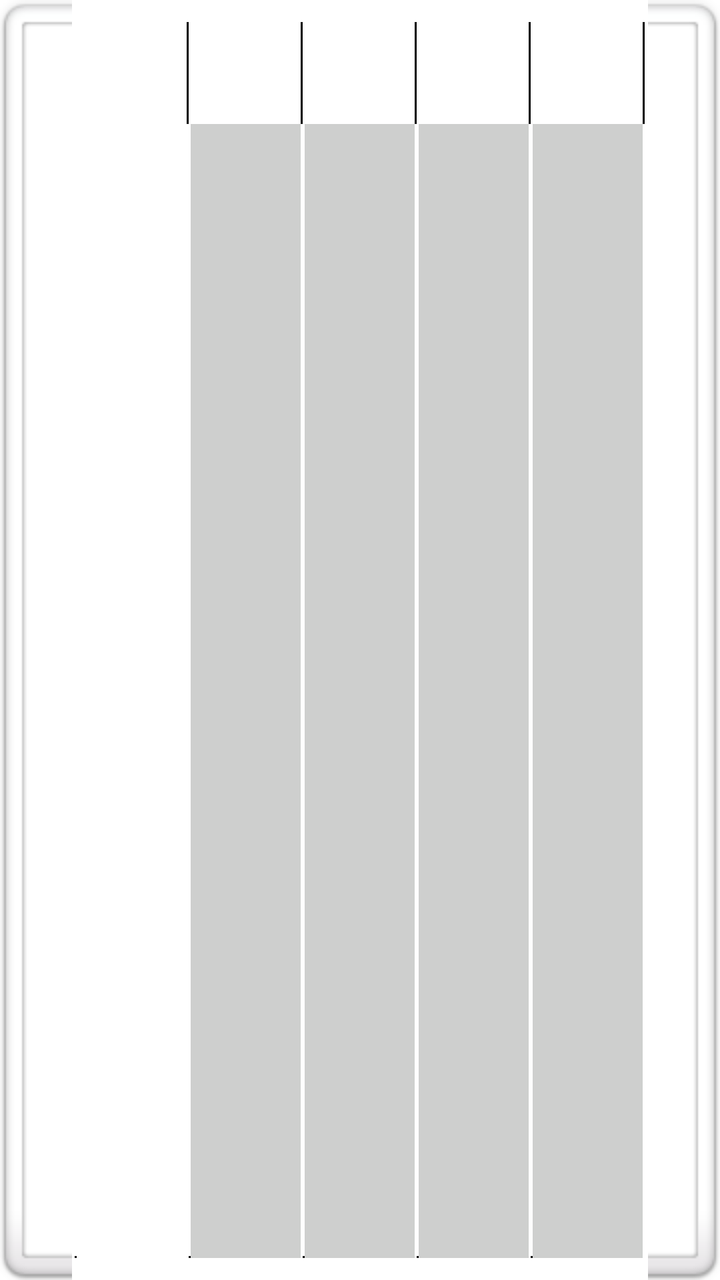
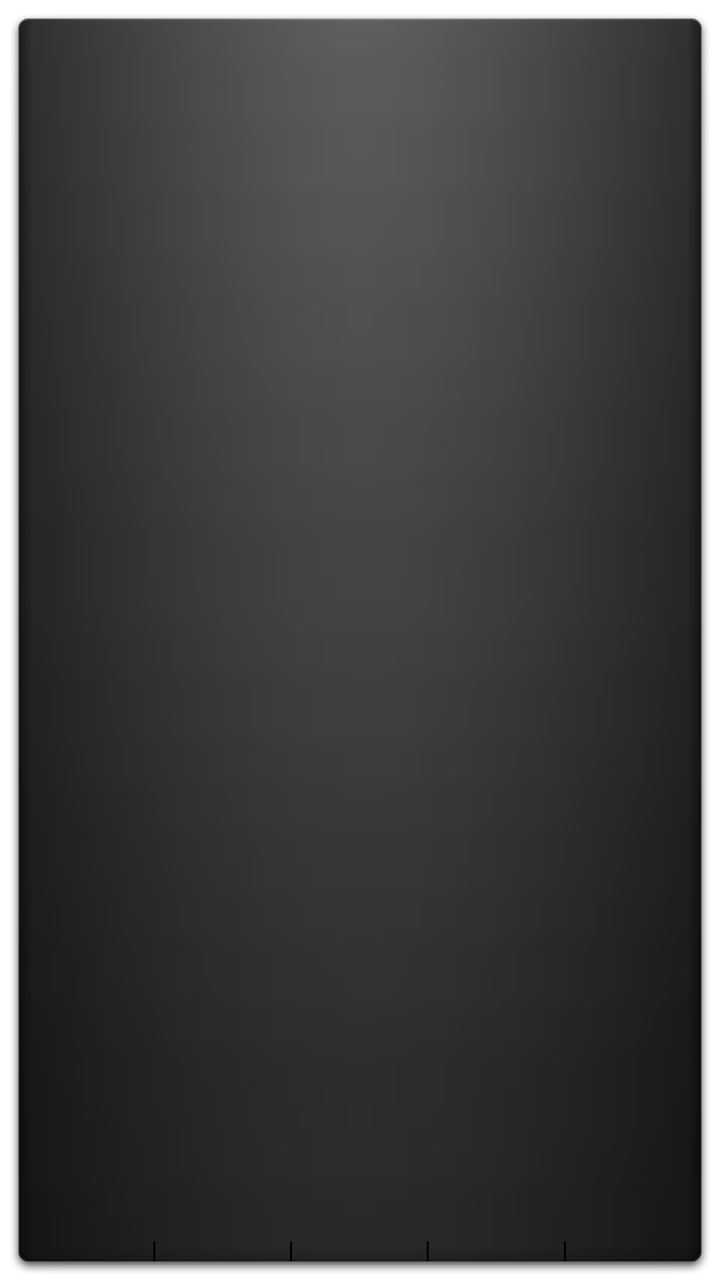

Two renders of the same Android screen: before a commit and after it. Below are the layout's source before the change and the commit's diff.
<!-- AndroidManifest.xml: fallback theme Theme.MaterialComponents.DayNight.NoActionBar -->
<!-- res/layout/widget.xml -->
<?xml version="1.0" encoding="utf-8"?>
    <LinearLayout xmlns:android="http://schemas.android.com/apk/res/android"
        android:id="@+id/main"
        android:layout_width="@dimen/appwidget_width"
        android:layout_height="@dimen/appwidget_height"
        android:gravity="center"
        android:background="@drawable/appwidget_bg" >

        <ImageButton
            android:id="@+id/btn_wifi"
            android:layout_width="57dip"
            android:layout_height="fill_parent"
            android:background="@drawable/appwidget_outer"
            android:layout_gravity="center_horizontal"
        />

        <ImageButton
            android:id="@+id/btn_bluetooth"
            android:layout_width="57dip"
            android:layout_height="fill_parent"
            android:background="@drawable/appwidget_inner"
            android:layout_gravity="center_horizontal"
        />

        <ImageButton
            android:id="@+id/btn_gps"
            android:layout_width="57dip"
            android:layout_height="fill_parent"
            android:background="@drawable/appwidget_inner"
            android:layout_gravity="center_horizontal"
        />

        <ImageButton
            android:id="@+id/btn_sync"
            android:layout_width="57dip"
            android:layout_height="fill_parent"
            android:background="@drawable/appwidget_inner"
            android:layout_gravity="center_horizontal"
        />

        <ImageButton
            android:id="@+id/btn_brightness"
            android:layout_width="57dip"
            android:layout_height="fill_parent"
            android:background="@drawable/appwidget_inner"
            android:layout_gravity="center_horizontal"
        />

    </LinearLayout>
<!-- resources referenced by this layout -->
<resources>
  <dimen name="appwidget_height">80dip</dimen>
  <dimen name="appwidget_width">311dip</dimen>
  <!-- drawable appwidget_bg: png bitmap (drawable, 1885 bytes) -->
  <!-- drawable appwidget_inner (drawable) -->
  <?xml version="1.0" encoding="utf-8"?>
  <selector xmlns:android="http://schemas.android.com/apk/res/android">
  
      <item android:state_window_focused="false" android:state_enabled="true"
          android:drawable="@drawable/appwidget_inner_default" />
  
      <item android:state_pressed="true"
          android:drawable="@drawable/appwidget_inner_pressed" />
  
      <item android:state_focused="true" android:state_enabled="true"
          android:drawable="@drawable/appwidget_inner_selected" />
  
      <item android:state_enabled="true"
          android:drawable="@drawable/appwidget_inner_default" />
  
      <item
           android:drawable="@drawable/appwidget_inner_default" />
  </selector>
  <!-- drawable appwidget_outer (drawable) -->
  <?xml version="1.0" encoding="utf-8"?>
  <selector xmlns:android="http://schemas.android.com/apk/res/android">
  
      <item android:state_window_focused="false" android:state_enabled="true"
          android:drawable="@drawable/appwidget_outer_default" />
  
      <item android:state_pressed="true"
          android:drawable="@drawable/appwidget_outer_pressed" />
  
      <item android:state_focused="true" android:state_enabled="true"
          android:drawable="@drawable/appwidget_outer_selected" />
  
      <item android:state_enabled="true"
          android:drawable="@drawable/appwidget_outer_default" />
  
      <item
           android:drawable="@drawable/appwidget_outer_default" />
  </selector>
  <!-- drawable appwidget_inner_default: png bitmap (drawable, 172 bytes) -->
  <!-- drawable appwidget_inner_pressed: png bitmap (drawable, 285 bytes) -->
  <!-- drawable appwidget_inner_selected: png bitmap (drawable, 293 bytes) -->
  <!-- drawable appwidget_outer_default: png bitmap (drawable, 179 bytes) -->
  <!-- drawable appwidget_outer_pressed: png bitmap (drawable, 288 bytes) -->
  <!-- drawable appwidget_outer_selected: png bitmap (drawable, 298 bytes) -->
</resources>

<!-- the commit's change to res/layout/widget.xml (unified diff, before → after) -->
@@ -1,49 +1,164 @@
 <?xml version="1.0" encoding="utf-8"?>
-    <LinearLayout xmlns:android="http://schemas.android.com/apk/res/android"
-        android:id="@+id/main"
-        android:layout_width="@dimen/appwidget_width"
-        android:layout_height="@dimen/appwidget_height"
-        android:gravity="center"
-        android:background="@drawable/appwidget_bg" >
+<LinearLayout xmlns:android="http://schemas.android.com/apk/res/android"
+    android:id="@+id/main"
+    android:layout_width="fill_parent"
+    android:layout_height="fill_parent"
+    android:gravity="center"
+    android:background="@drawable/appwidget_bg" >
 
-        <ImageButton
-            android:id="@+id/btn_wifi"
-            android:layout_width="57dip"
-            android:layout_height="fill_parent"
-            android:background="@drawable/appwidget_outer"
-            android:layout_gravity="center_horizontal"
+    <LinearLayout
+        android:id="@+id/btn_wifi"
+        android:layout_width="0dip"
+        android:layout_weight="1"
+        android:layout_height="fill_parent"
+        android:background="@drawable/appwidget_button_left"
+        android:clickable="true"
+        android:focusable="true"
+        android:orientation="vertical">
+
+        <ImageView
+            android:id="@+id/img_wifi"
+            android:layout_width="fill_parent"
+            android:layout_height="0dip"
+            android:layout_weight="1"
+            android:scaleType="center"
+            />
+
+        <ImageView
+            android:id="@+id/ind_wifi"
+            android:layout_width="fill_parent"
+            android:layout_height="wrap_content"
+            android:scaleType="fitXY"
+            />
+        </LinearLayout>
+
+    <ImageView
+        android:layout_width="1dip"
+        android:layout_height="fill_parent"
+        android:background="@drawable/appwidget_settings_divider"
         />
 
-        <ImageButton
-            android:id="@+id/btn_bluetooth"
-            android:layout_width="57dip"
-            android:layout_height="fill_parent"
-            android:background="@drawable/appwidget_inner"
-            android:layout_gravity="center_horizontal"
+    <LinearLayout
+        android:id="@+id/btn_bluetooth"
+        android:layout_width="0dip"
+        android:layout_weight="1"
+        android:layout_height="fill_parent"
+        android:background="@drawable/appwidget_button_center"
+        android:clickable="true"
+        android:focusable="true"
+        android:orientation="vertical">
+
+        <ImageView
+            android:id="@+id/img_bluetooth"
+            android:layout_width="fill_parent"
+            android:layout_height="0dip"
+            android:layout_weight="1"
+            android:scaleType="center"
+            />
+
+        <ImageView
+            android:id="@+id/ind_bluetooth"
+            android:layout_width="fill_parent"
+            android:layout_height="wrap_content"
+            android:scaleType="fitXY"
+            />
+
+    </LinearLayout>
+
+    <ImageView
+        android:layout_width="1dip"
+        android:layout_height="fill_parent"
+        android:background="@drawable/appwidget_settings_divider"
         />
 
-        <ImageButton
-            android:id="@+id/btn_gps"
-            android:layout_width="57dip"
-            android:layout_height="fill_parent"
-            android:background="@drawable/appwidget_inner"
-            android:layout_gravity="center_horizontal"
+    <LinearLayout
+        android:id="@+id/btn_gps"
+        android:layout_width="0dip"
+        android:layout_weight="1"
+        android:layout_height="fill_parent"
+        android:background="@drawable/appwidget_button_center"
+        android:clickable="true"
+        android:focusable="true"
+        android:orientation="vertical">
+
+        <ImageView
+            android:id="@+id/img_gps"
+            android:layout_width="fill_parent"
+            android:layout_height="0dip"
+            android:layout_weight="1"
+            android:scaleType="center"
+            />
+
+        <ImageView
+            android:id="@+id/ind_gps"
+            android:layout_width="fill_parent"
+            android:layout_height="wrap_content"
+            android:scaleType="fitXY"
+            />
+    </LinearLayout>
+
+    <ImageView
+        android:layout_width="1dip"
+        android:layout_height="fill_parent"
+        android:background="@drawable/appwidget_settings_divider"
+        />    
+
+    <LinearLayout
+        android:id="@+id/btn_sync"
+        android:layout_width="0dip"
+        android:layout_weight="1"
+        android:layout_height="fill_parent"
+        android:background="@drawable/appwidget_button_center"
+        android:clickable="true"
+        android:focusable="true"
+        android:orientation="vertical">
+
+        <ImageView
+            android:id="@+id/img_sync"
+            android:layout_width="fill_parent"
+            android:layout_height="0dip"
+            android:layout_weight="1"
+            android:scaleType="center"
+            />
+
+        <ImageView
+            android:id="@+id/ind_sync"
+            android:layout_width="fill_parent"
+            android:layout_height="wrap_content"
+            android:scaleType="fitXY"
+            />
+    </LinearLayout>
+
+    <ImageView
+        android:layout_width="1dip"
+        android:layout_height="fill_parent"
+        android:background="@drawable/appwidget_settings_divider"
         />
 
-        <ImageButton
-            android:id="@+id/btn_sync"
-            android:layout_width="57dip"
-            android:layout_height="fill_parent"
-            android:background="@drawable/appwidget_inner"
-            android:layout_gravity="center_horizontal"
-        />
+    <LinearLayout
+        android:id="@+id/btn_brightness"
+        android:layout_width="0dip"
+        android:layout_weight="1"
+        android:layout_height="fill_parent"
+        android:background="@drawable/appwidget_button_right"
+        android:clickable="true"
+        android:focusable="true"
+        android:orientation="vertical">
 
-        <ImageButton
-            android:id="@+id/btn_brightness"
-            android:layout_width="57dip"
-            android:layout_height="fill_parent"
-            android:background="@drawable/appwidget_inner"
-            android:layout_gravity="center_horizontal"
-        />
+        <ImageView
+            android:id="@+id/img_brightness"
+            android:layout_width="fill_parent"
+            android:layout_height="0dip"
+            android:layout_weight="1"
+            android:scaleType="center"
+            />
 
+        <ImageView
+            android:id="@+id/ind_brightness"
+            android:layout_width="fill_parent"
+            android:layout_height="wrap_content"
+            android:scaleType="fitXY"
+            />
     </LinearLayout>
+
+</LinearLayout>
<!-- resource entries referenced after the edit -->
@@ -1,51 +1,54 @@
 <!-- resources referenced by this layout -->
 <resources>
-  <dimen name="appwidget_height">80dip</dimen>
-  <dimen name="appwidget_width">311dip</dimen>
-  <!-- drawable appwidget_bg: png bitmap (drawable, 1885 bytes) -->
-  <!-- drawable appwidget_inner (drawable) -->
+  <!-- drawable appwidget_bg: png bitmap (drawable-hdpi, 2909 bytes) -->
+  <!-- drawable appwidget_button_center (drawable) -->
   <?xml version="1.0" encoding="utf-8"?>
   <selector xmlns:android="http://schemas.android.com/apk/res/android">
   
-      <item android:state_window_focused="false" android:state_enabled="true"
-          android:drawable="@drawable/appwidget_inner_default" />
-  
       <item android:state_pressed="true"
-          android:drawable="@drawable/appwidget_inner_pressed" />
+          android:drawable="@drawable/appwidget_inner_press_c" />
   
       <item android:state_focused="true" android:state_enabled="true"
-          android:drawable="@drawable/appwidget_inner_selected" />
-  
-      <item android:state_enabled="true"
-          android:drawable="@drawable/appwidget_inner_default" />
+          android:state_window_focused="true"
+          android:drawable="@drawable/appwidget_inner_focus_c" />
   
       <item
-           android:drawable="@drawable/appwidget_inner_default" />
+           android:drawable="@android:color/transparent" />
   </selector>
-  <!-- drawable appwidget_outer (drawable) -->
+  <!-- drawable appwidget_button_left (drawable) -->
   <?xml version="1.0" encoding="utf-8"?>
   <selector xmlns:android="http://schemas.android.com/apk/res/android">
   
-      <item android:state_window_focused="false" android:state_enabled="true"
-          android:drawable="@drawable/appwidget_outer_default" />
+      <item android:state_pressed="true"
+          android:drawable="@drawable/appwidget_inner_press_l" />
+  
+      <item android:state_focused="true" android:state_enabled="true"
+          android:state_window_focused="true"
+          android:drawable="@drawable/appwidget_inner_focus_l" />
+  
+      <item
+           android:drawable="@android:color/transparent" />
+  </selector>
+  <!-- drawable appwidget_button_right (drawable) -->
+  <?xml version="1.0" encoding="utf-8"?>
+  <selector xmlns:android="http://schemas.android.com/apk/res/android">
   
       <item android:state_pressed="true"
-          android:drawable="@drawable/appwidget_outer_pressed" />
+          android:drawable="@drawable/appwidget_inner_press_r" />
   
       <item android:state_focused="true" android:state_enabled="true"
-          android:drawable="@drawable/appwidget_outer_selected" />
-  
-      <item android:state_enabled="true"
-          android:drawable="@drawable/appwidget_outer_default" />
+          android:state_window_focused="true"
+          android:drawable="@drawable/appwidget_inner_focus_r" />
   
       <item
-           android:drawable="@drawable/appwidget_outer_default" />
+           android:drawable="@android:color/transparent" />
   </selector>
-  <!-- drawable appwidget_inner_default: png bitmap (drawable, 172 bytes) -->
-  <!-- drawable appwidget_inner_pressed: png bitmap (drawable, 285 bytes) -->
-  <!-- drawable appwidget_inner_selected: png bitmap (drawable, 293 bytes) -->
-  <!-- drawable appwidget_outer_default: png bitmap (drawable, 179 bytes) -->
-  <!-- drawable appwidget_outer_pressed: png bitmap (drawable, 288 bytes) -->
-  <!-- drawable appwidget_outer_selected: png bitmap (drawable, 298 bytes) -->
+  <!-- drawable appwidget_settings_divider: png bitmap (drawable-hdpi, 2812 bytes) -->
+  <!-- drawable appwidget_inner_press_c: png bitmap (drawable-hdpi, 223 bytes) -->
+  <!-- drawable appwidget_inner_focus_c: png bitmap (drawable-hdpi, 221 bytes) -->
+  <!-- drawable appwidget_inner_press_l: png bitmap (drawable-hdpi, 408 bytes) -->
+  <!-- drawable appwidget_inner_focus_l: png bitmap (drawable-hdpi, 400 bytes) -->
+  <!-- drawable appwidget_inner_press_r: png bitmap (drawable-hdpi, 419 bytes) -->
+  <!-- drawable appwidget_inner_focus_r: png bitmap (drawable-hdpi, 423 bytes) -->
 </resources>
 
